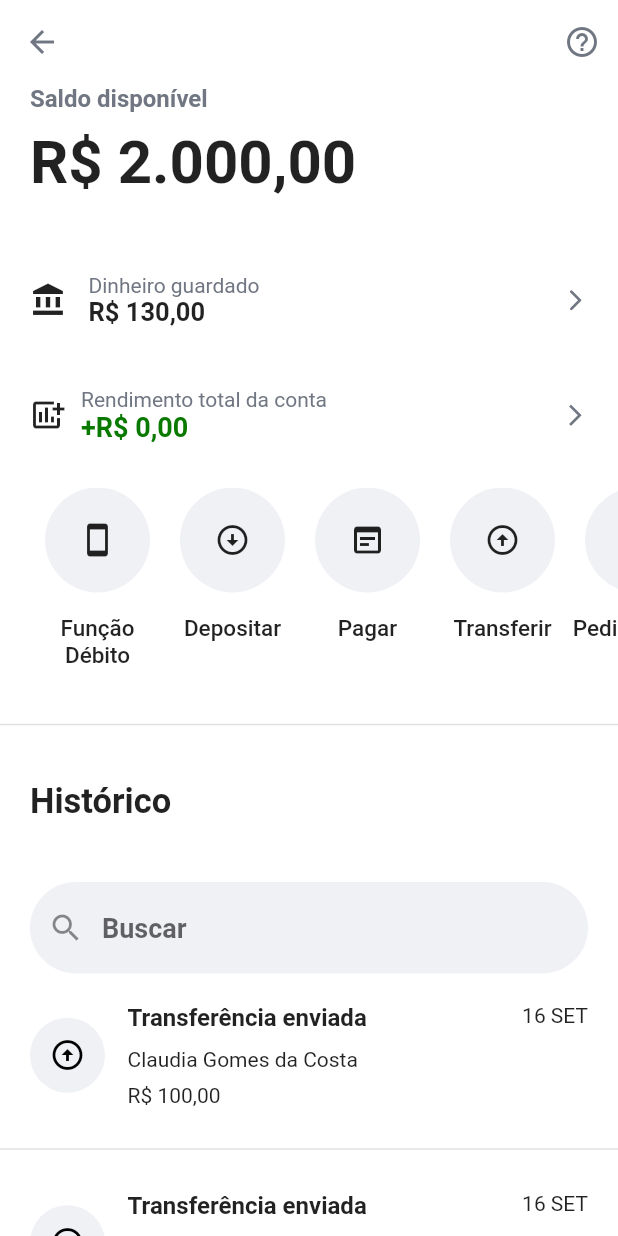
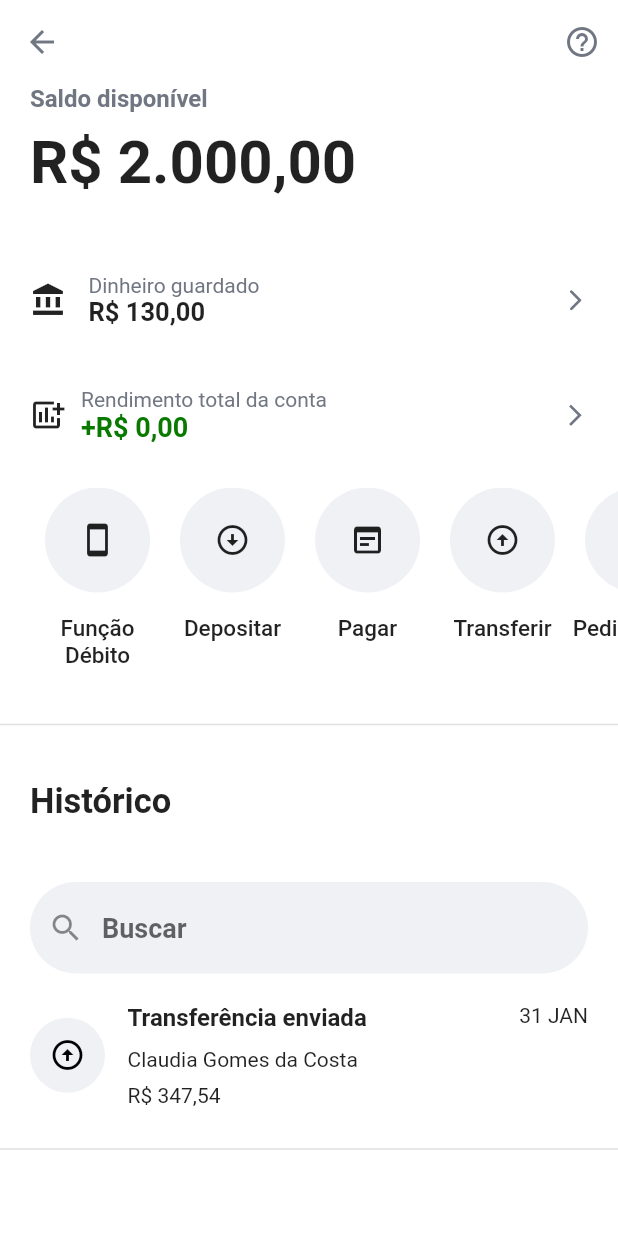
Before and after one commit to lucasbustamante/Clone_NuBank, a Flutter app: the AccountValue screen opened directly, on a phone screen of 412 x 824 dp. Run offline on Flutter 3.47's test engine with Material 2 defaults, Android fonts, the phone set to English and light mode, and no system bars; our stand-ins replace page_transition.

Commit message:
atualização 08112021

```diff
--- a/lib/core/constants.dart
+++ b/lib/core/constants.dart
@@ -4,6 +4,7 @@ const Value2 = '347,54';
 const Value3 = '17,35';
 const Savings = '130,00';
 const Income = '0,00';
-const Transfer = 'Claudia Gomes da Costa';
+const Name = 'Claudia Gomes da Costa';
+const Name2 = 'Bruna Olivatto de Araujo';
 const Day = '23 JUl';
 const Day2 = '31 JAN';
--- a/lib/designer/historic.dart
+++ b/lib/designer/historic.dart
@@ -2,7 +2,12 @@ import 'package:flutter/material.dart';
 import 'package:nubank/core/colors.dart';
 
 class Historic extends StatelessWidget {
-  const Historic({Key? key}) : super(key: key);
+  final String title;
+  final String name;
+  final String value;
+  final String day;
+
+  Historic(this.title,this.name,this.value, this.day);
 
   @override
   Widget build(BuildContext context) {
@@ -22,6 +27,7 @@ class Historic extends StatelessWidget {
               children: [
                 Row(
                   children: [
+
                     Container(
                       child: Icon(icon, color: iconcolor),
                       height: 50, width: 50,
@@ -33,10 +39,9 @@ class Historic extends StatelessWidget {
                     ),
                     Column(crossAxisAlignment: CrossAxisAlignment.start,
                       children: [
-
                         Row(
                           children: [
-                            Text('Transferência enviada', style: TextStyle(
+                            Text(title, style: TextStyle(
                               fontWeight: FontWeight.bold, fontSize: 16
                             ),
                             ),
@@ -44,21 +49,23 @@ class Historic extends StatelessWidget {
                           ],
                         ),
                         SizedBox(height: 10),
-                        Text('Claudia Gomes da Costa'),
+                        Text(name),
                         SizedBox(height: 8),
-                        Text('R\$ 100,00')
+                        Text('R\$ $value')
                       ],
                     )
                   ],
                 ),
-                Text('16 SET'),
+                Text(day),
               ],
 
             ),
           ),
-          Divider(thickness: 1)
+          Divider(thickness: 1),
+
         ],
       ),
+
     );
   }
 }
--- a/lib/screens/account_value.dart
+++ b/lib/screens/account_value.dart
@@ -114,8 +114,9 @@ class AccountValue extends StatelessWidget {
                 ),)
               ],),
             ),
-            Historic(),
-            Historic()
+            Historic('Transferência enviada',
+            Name, Value2, Day2),
+
       ]),
     )
     );
```
